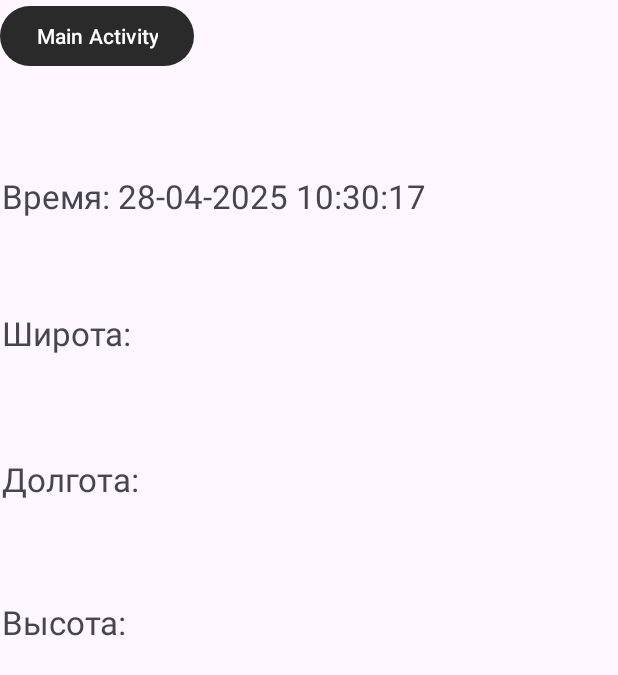
After one commit to metonimiia/GPS_APP, an Android app: the GPS_coord screen opened directly, with no data from a screen before it, on a phone screen of 412 x 824 dp. The commit adds this screen. Shown: the top 675 px of the screen. Run offline under Robolectric (Android 15) with nearby library versions, the phone set to English and light mode, and no system bars; 1 statement that could not run was skipped.

Commit message:
Добавил получение времени и координат

```diff
--- a/app/build.gradle
+++ b/app/build.gradle
@@ -42,8 +42,10 @@ dependencies {
     implementation libs.material
     implementation libs.androidx.activity
     implementation libs.androidx.constraintlayout
+    implementation 'com.google.android.gms:play-services-location:21.2.0'
     testImplementation libs.junit
     androidTestImplementation libs.androidx.junit
     androidTestImplementation libs.androidx.espresso.core
     apply plugin: 'kotlin-parcelize'
+
 }
--- a/app/src/main/AndroidManifest.xml
+++ b/app/src/main/AndroidManifest.xml
@@ -6,6 +6,9 @@
     <uses-permission
         android:name="android.permission.READ_EXTERNAL_STORAGE"
         android:maxSdkVersion="32" />
+    <uses-permission android:name="android.permission.ACCESS_BACKGROUND_LOCATION"/>
+    <uses-permission android:name="android.permission.ACCESS_FINE_LOCATION"
+        tools:ignore="CoarseFineLocation" />
 
     <application
         android:allowBackup="true"
@@ -17,6 +20,9 @@
         android:supportsRtl="true"
         android:theme="@style/Theme.GPS_APP"
         tools:targetApi="31">
+        <activity
+            android:name=".GPS_coord"
+            android:exported="false" />
         <activity
             android:name=".Calculator"
             android:exported="false" />
--- /dev/null
+++ b/app/src/main/java/com/example/gps_app/GPS_coord.kt
@@ -0,0 +1,141 @@
+package com.example.gps_app
+
+import android.Manifest
+import android.Manifest.permission.ACCESS_FINE_LOCATION
+import android.Manifest.permission.ACCESS_BACKGROUND_LOCATION
+import android.annotation.SuppressLint
+import android.content.Context
+import android.content.Intent
+import android.content.pm.PackageManager
+import android.location.Location
+import android.location.LocationManager
+import android.media.MediaPlayer
+import android.os.Build
+import android.os.Bundle
+import android.os.Handler
+import android.os.Looper
+import android.widget.Button
+import android.widget.TextView
+import android.widget.Toast
+import androidx.activity.enableEdgeToEdge
+import androidx.activity.result.contract.ActivityResultContracts
+import androidx.appcompat.app.AppCompatActivity
+import androidx.core.app.ActivityCompat
+import androidx.core.view.ViewCompat
+import androidx.core.view.WindowInsetsCompat
+import java.text.SimpleDateFormat
+import java.util.Date
+import java.util.Locale
+import java.util.concurrent.TimeUnit
+import com.google.android.gms.location.FusedLocationProviderClient
+import com.google.android.gms.location.LocationServices
+
+class GPS_coord : AppCompatActivity() {
+    private lateinit var current_time: TextView
+    private lateinit var longit: TextView
+    private lateinit var lat: TextView
+    private lateinit var alti: TextView
+    private val dateFormat = SimpleDateFormat("dd-MM-yyyy HH:mm:ss", Locale.getDefault())
+    private lateinit var handler: Handler
+    private lateinit var myFusedLocationProviderClient: FusedLocationProviderClient
+    companion object {
+        private const val PERMISSION_REQUEST_ACCESS_LOCATION= 100
+    }
+
+    override fun onCreate(savedInstanceState: Bundle?) {
+        super.onCreate(savedInstanceState)
+        enableEdgeToEdge()
+        setContentView(R.layout.activity_gps_coord)
+        ViewCompat.setOnApplyWindowInsetsListener(findViewById(R.id.main)) { v, insets ->
+            val systemBars = insets.getInsets(WindowInsetsCompat.Type.systemBars())
+            v.setPadding(systemBars.left, systemBars.top, systemBars.right, systemBars.bottom)
+            insets
+        }
+        current_time = findViewById(R.id.realtime)
+        longit = findViewById(R.id.longitude)
+        lat = findViewById(R.id.latitude)
+        alti = findViewById(R.id.altitude)
+        myFusedLocationProviderClient = LocationServices.getFusedLocationProviderClient(this)
+
+
+        val requestPermissionLauncher = registerForActivityResult(ActivityResultContracts.RequestMultiplePermissions()) { permissions ->
+            if (permissions[ACCESS_FINE_LOCATION] == true && permissions[ACCESS_BACKGROUND_LOCATION] == true) {
+                Toast.makeText(this, "Разрешения получены", Toast.LENGTH_LONG).show()
+                getLocation()
+            } else {
+                Toast.makeText(this, "Пожалуйста, предоставьте разрешения", Toast.LENGTH_LONG).show()
+            }
+        }
+        if (Build.VERSION.SDK_INT >= Build.VERSION_CODES.TIRAMISU) {
+            requestPermissionLauncher.launch(arrayOf(ACCESS_FINE_LOCATION, ACCESS_BACKGROUND_LOCATION))
+        }
+
+
+
+        handler = Handler(Looper.getMainLooper())
+        startTimeUpdates()
+
+    }
+
+    override fun onResume() {
+        super.onResume()
+        val mainbutton = findViewById<Button>(R.id.tomain)
+        mainbutton.setOnClickListener {
+            val intent = Intent(this, MainActivity::class.java)
+            startActivity(intent)
+        }
+        getLocation()
+    }
+
+    private fun startTimeUpdates() {
+        val timeUpdateRunnable = object : Runnable {
+            override fun run() {
+                CurTime()
+                handler.postDelayed(this, TimeUnit.SECONDS.toMillis(1))
+            }
+        }
+        handler.post(timeUpdateRunnable)
+    }
+
+    private fun CurTime() {
+        val currentTime = dateFormat.format(Date())
+        current_time.text = "Время: $currentTime"
+    }
+
+    private fun checkPermissions(): Boolean{
+        if( ActivityCompat.checkSelfPermission(this, ACCESS_FINE_LOCATION) == PackageManager.PERMISSION_GRANTED &&
+            ActivityCompat.checkSelfPermission(this, ACCESS_BACKGROUND_LOCATION) == PackageManager.PERMISSION_GRANTED )
+        {
+            return true
+        } else {
+            return false
+        }
+    }
+    private fun isLocationEnabled(): Boolean{
+        val locationManager: LocationManager = getSystemService(Context.LOCATION_SERVICE) as LocationManager
+        return locationManager.isProviderEnabled(LocationManager.GPS_PROVIDER) || locationManager.isProviderEnabled(LocationManager.NETWORK_PROVIDER)
+    }
+
+
+    private fun getLocation() {
+        if (checkPermissions()) {
+            if (isLocationEnabled()) {
+                myFusedLocationProviderClient.lastLocation.addOnCompleteListener(this) { task ->
+                    val location: Location? = task.result
+                    if (location != null) {
+                        lat.text = "Широта: ${location.latitude}"
+                        longit.text = "Долгота: ${location.longitude}"
+                        alti.text = "Высота: ${location.altitude} м"
+
+                    } else {
+                        Toast.makeText(this, "Нет данных о местоположении", Toast.LENGTH_SHORT).show()
+                    }
+                }
+            } else {
+                Toast.makeText(this, "Пожалуйста, включите геолокацию", Toast.LENGTH_SHORT).show()
+            }
+        } else {
+            Toast.makeText(this, "Нет разрешений", Toast.LENGTH_SHORT).show()
+        }
+    }
+}
--- a/app/src/main/java/com/example/gps_app/MainActivity.kt
+++ b/app/src/main/java/com/example/gps_app/MainActivity.kt
@@ -29,5 +29,10 @@ class MainActivity : AppCompatActivity() {
             val intent = Intent(this, mp3player::class.java)
             startActivity(intent)
         }
+        val gpsbutton = findViewById<Button>(R.id.togps)
+        gpsbutton.setOnClickListener {
+            val intent = Intent(this, GPS_coord::class.java)
+            startActivity(intent)
+        }
     }
 }
--- /dev/null
+++ b/app/src/main/res/layout/activity_gps_coord.xml
@@ -0,0 +1,77 @@
+<?xml version="1.0" encoding="utf-8"?>
+<androidx.constraintlayout.widget.ConstraintLayout xmlns:android="http://schemas.android.com/apk/res/android"
+    xmlns:app="http://schemas.android.com/apk/res-auto"
+    xmlns:tools="http://schemas.android.com/tools"
+    android:id="@+id/main"
+    android:layout_width="match_parent"
+    android:layout_height="match_parent"
+    tools:context=".GPS_coord">
+
+    <TextView
+        android:id="@+id/longitude"
+        android:layout_width="409dp"
+        android:layout_height="wrap_content"
+        android:layout_marginStart="1dp"
+        android:layout_marginEnd="1dp"
+        android:text="Долгота:"
+        android:textSize="22dp"
+        app:layout_constraintBottom_toBottomOf="parent"
+        app:layout_constraintEnd_toEndOf="parent"
+        app:layout_constraintHorizontal_bias="0.0"
+        app:layout_constraintStart_toStartOf="parent"
+        app:layout_constraintTop_toTopOf="parent"
+        app:layout_constraintVertical_bias="0.383" />
+
+    <TextView
+        android:id="@+id/realtime"
+        android:layout_width="409dp"
+        android:layout_height="wrap_content"
+        android:layout_marginStart="1dp"
+        android:layout_marginEnd="1dp"
+        android:text="Время:"
+        android:textSize="22dp"
+        app:layout_constraintBottom_toBottomOf="parent"
+        app:layout_constraintEnd_toEndOf="parent"
+        app:layout_constraintHorizontal_bias="0.0"
+        app:layout_constraintStart_toStartOf="parent"
+        app:layout_constraintTop_toTopOf="parent"
+        app:layout_constraintVertical_bias="0.146" />
+
+    <TextView
+        android:id="@+id/latitude"
+        android:layout_width="409dp"
+        android:layout_height="wrap_content"
+        android:layout_marginStart="1dp"
+        android:layout_marginEnd="1dp"
+        android:text="Широта:"
+        android:textSize="22dp"
+        app:layout_constraintBottom_toBottomOf="parent"
+        app:layout_constraintEnd_toEndOf="parent"
+        app:layout_constraintHorizontal_bias="0.0"
+        app:layout_constraintStart_toStartOf="parent"
+        app:layout_constraintTop_toTopOf="parent"
+        app:layout_constraintVertical_bias="0.261" />
+
+    <TextView
+        android:id="@+id/altitude"
+        android:layout_width="409dp"
+        android:layout_height="wrap_content"
+        android:layout_marginStart="1dp"
+        android:layout_marginEnd="1dp"
+        android:text="Высота:"
+        android:textSize="22dp"
+        app:layout_constraintBottom_toBottomOf="parent"
+        app:layout_constraintEnd_toEndOf="parent"
+        app:layout_constraintHorizontal_bias="0.0"
+        app:layout_constraintStart_toStartOf="parent"
+        app:layout_constraintTop_toTopOf="parent"
+        app:layout_constraintVertical_bias="0.503" />
+
+    <Button
+        android:id="@+id/tomain"
+        android:layout_width="wrap_content"
+        android:layout_height="wrap_content"
+        android:text="Main Activity"
+        tools:layout_editor_absoluteX="3dp"
+        tools:layout_editor_absoluteY="4dp" />
+</androidx.constraintlayout.widget.ConstraintLayout>
```
